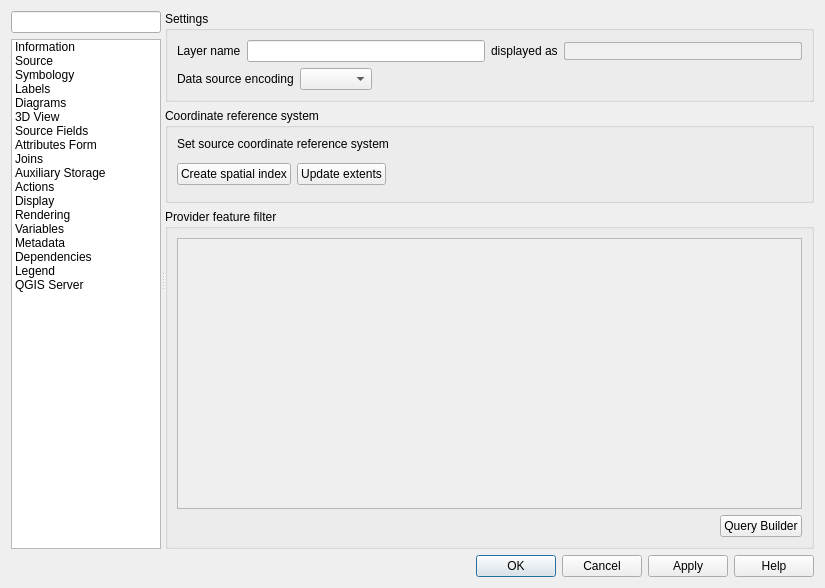
Above: src/ui/qgsvectorlayerpropertiesbase.ui from qgis/QGIS before the change. Below: the same form after it.
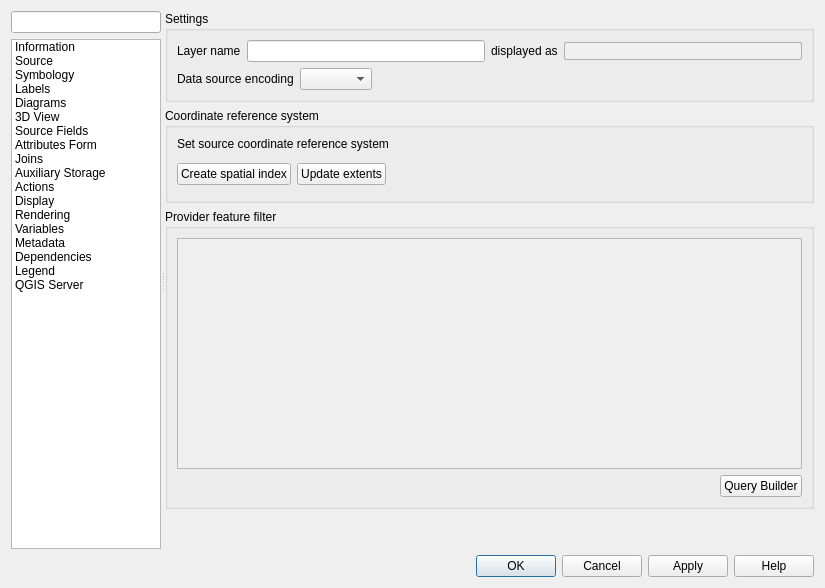
That is the form after the change. The open tabs and pages were chosen to show the change. Icons and pictures are not drawn. Custom widgets are drawn as their Qt base class.

Commit message: add spacer to the Source tab of the Layer properties window (fix #18279)

Diff of the .ui file:
```diff
--- a/src/ui/qgsvectorlayerpropertiesbase.ui
+++ b/src/ui/qgsvectorlayerpropertiesbase.ui
@@ -421,8 +421,8 @@
                <rect>
                 <x>0</x>
                 <y>0</y>
-                <width>651</width>
-                <height>537</height>
+                <width>653</width>
+                <height>542</height>
                </rect>
               </property>
               <layout class="QVBoxLayout" name="verticalLayout_9">
@@ -663,6 +663,19 @@
                  <zorder>pbnQueryBuilder</zorder>
                 </widget>
                </item>
+               <item>
+                <spacer name="verticalSpacer_3">
+                 <property name="orientation">
+                  <enum>Qt::Vertical</enum>
+                 </property>
+                 <property name="sizeHint" stdset="0">
+                  <size>
+                   <width>20</width>
+                   <height>40</height>
+                  </size>
+                 </property>
+                </spacer>
+               </item>
               </layout>
              </widget>
             </widget>
```
Left out of the diff: 8 changed lines with no effect on the pictures.
